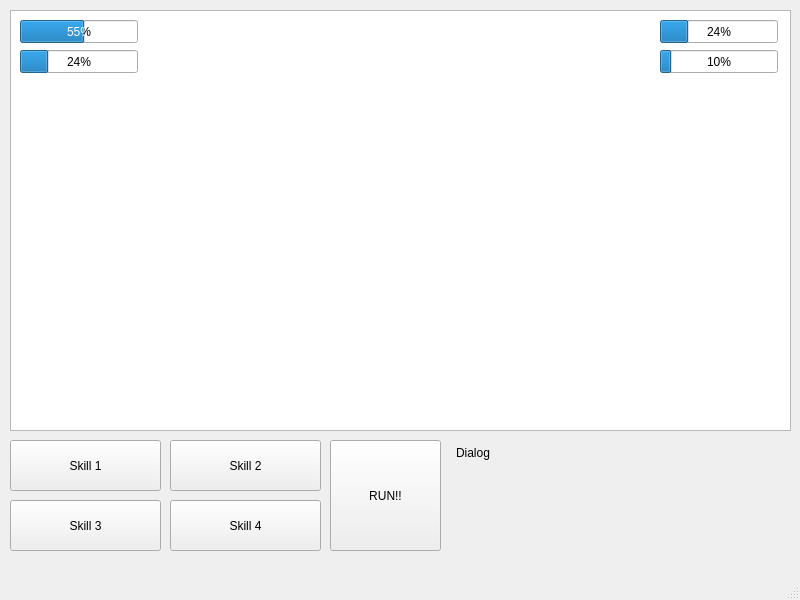
This is Game/fightwindow.ui in thyo9470/The-Thunder-Dungeon as Qt 5 draws it before an edit. The edited form follows.
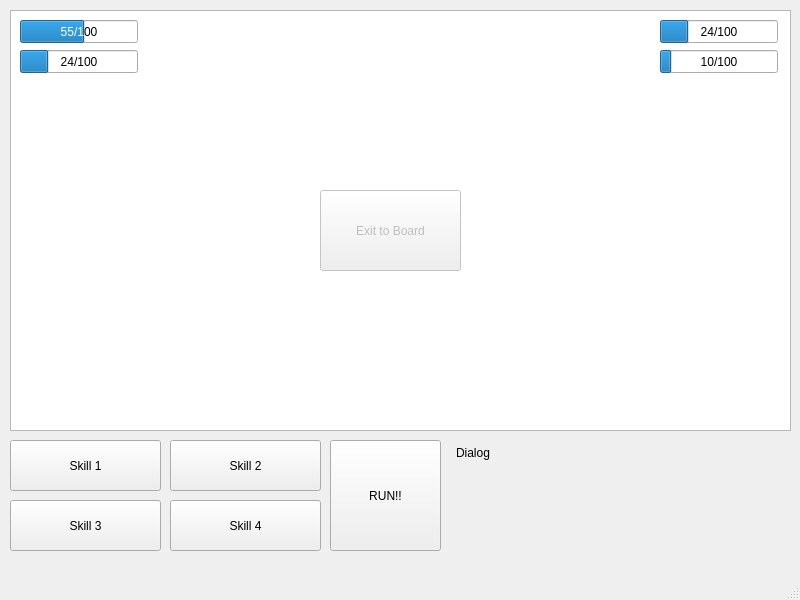
This is the edited form.

Commit message: added button to exit to board instead of goiung back instantly at the end of a battle

Patch:
```diff
--- a/Game/fightwindow.ui
+++ b/Game/fightwindow.ui
@@ -136,7 +136,7 @@
      <number>55</number>
     </property>
     <property name="format">
-     <string>%p%</string>
+     <string>%v/%m</string>
     </property>
    </widget>
    <widget class="QProgressBar" name="enemyHealthBar">
@@ -152,7 +152,7 @@
      <number>24</number>
     </property>
     <property name="format">
-     <string>%p%</string>
+     <string>%v/%m</string>
     </property>
    </widget>
    <widget class="QProgressBar" name="playerMagicBar">
@@ -168,7 +168,7 @@
      <number>24</number>
     </property>
     <property name="format">
-     <string>%p%</string>
+     <string>%v/%m</string>
     </property>
    </widget>
    <widget class="QProgressBar" name="enemyMagicBar">
@@ -184,7 +184,7 @@
      <number>10</number>
     </property>
     <property name="format">
-     <string>%p%</string>
+     <string>%v/%m</string>
     </property>
    </widget>
    <widget class="QLabel" name="label">
@@ -257,6 +257,25 @@
      <set>Qt::AlignRight|Qt::AlignTrailing|Qt::AlignVCenter</set>
     </property>
    </widget>
+   <widget class="QPushButton" name="exitButton">
+    <property name="enabled">
+     <bool>false</bool>
+    </property>
+    <property name="geometry">
+     <rect>
+      <x>320</x>
+      <y>190</y>
+      <width>141</width>
+      <height>81</height>
+     </rect>
+    </property>
+    <property name="text">
+     <string>Exit to Board</string>
+    </property>
+    <property name="skill" stdset="0">
+     <number>-1</number>
+    </property>
+   </widget>
   </widget>
   <widget class="QMenuBar" name="menubar">
    <property name="geometry">
```
The commit also changes 4 other files.
